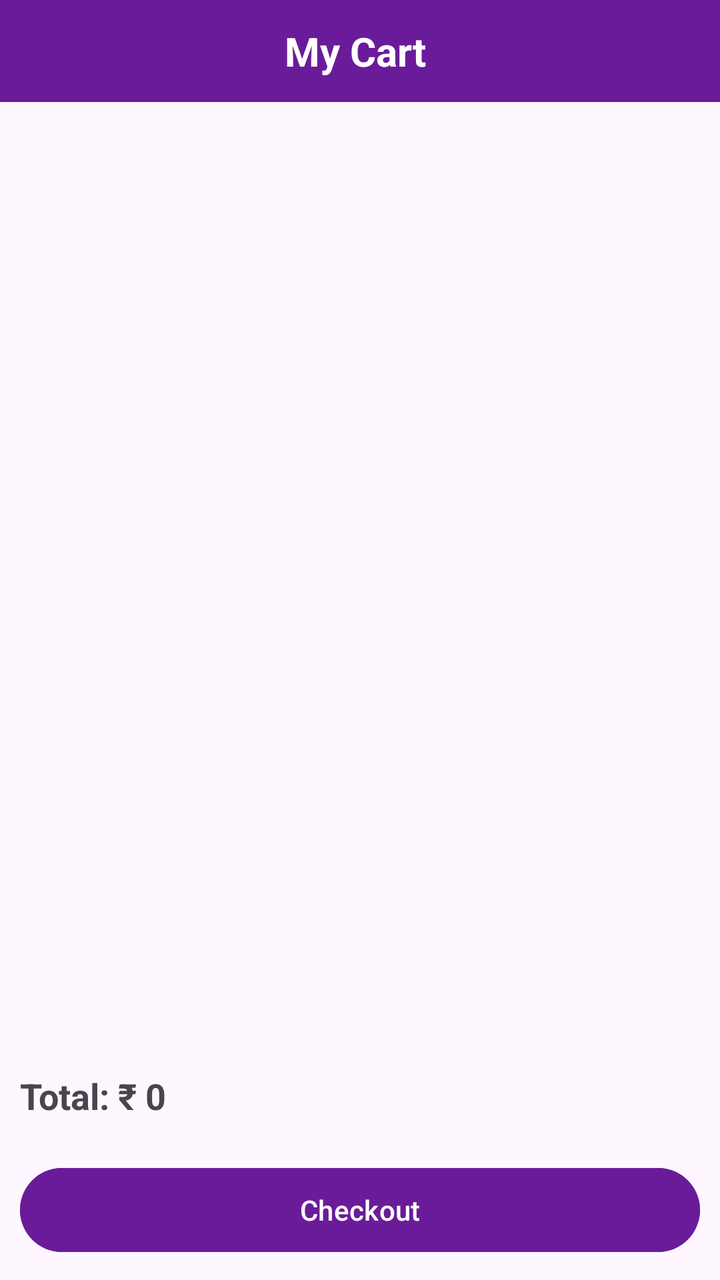
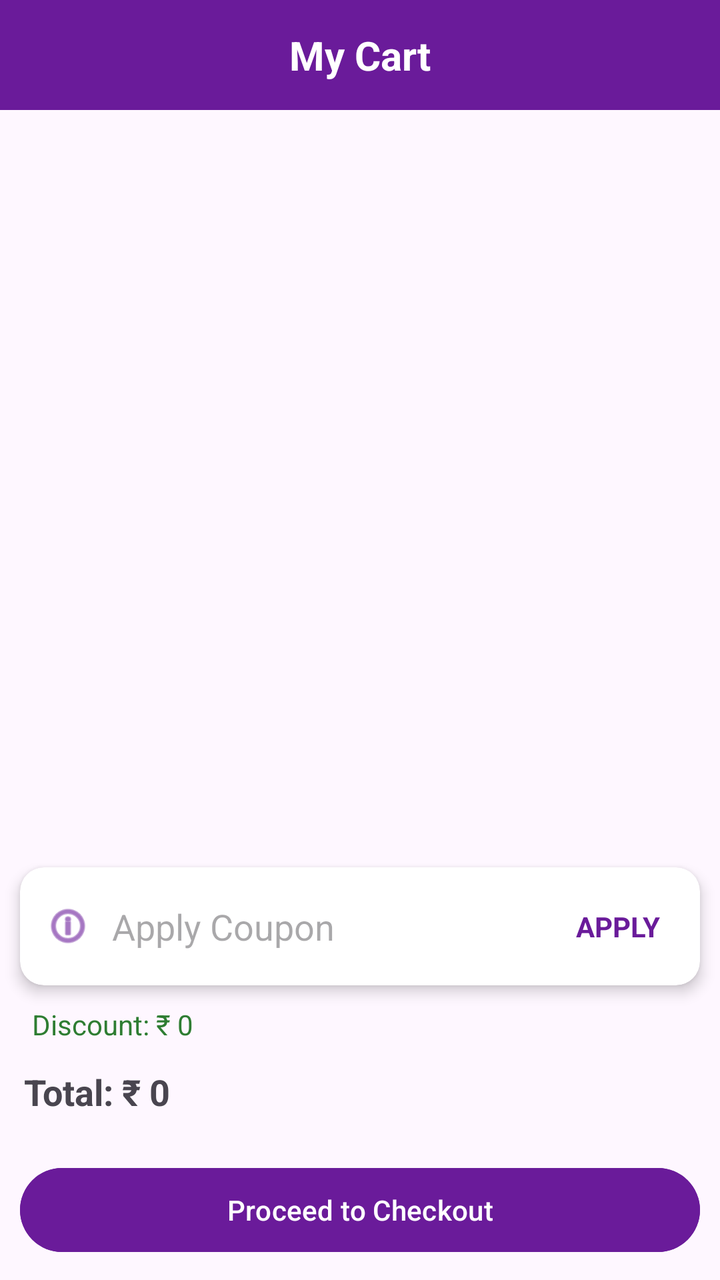

The first picture is an Android layout as it rendered before a commit; the second is the same layout after the commit. The layout source and the unified diff follow.
<!-- AndroidManifest.xml: application theme Theme.Shoppingapp -->
<!-- res/layout/activity_cart.xml -->
<LinearLayout
    xmlns:android="http://schemas.android.com/apk/res/android"
    android:layout_width="match_parent"
    android:layout_height="match_parent"
    android:orientation="vertical">

    
    <TextView
        android:layout_width="match_parent"
        android:layout_height="wrap_content"
        android:text="My Cart "
        android:textSize="20sp"
        android:textStyle="bold"
        android:gravity="center"
        android:padding="12dp"
        android:background="#6A1B9A"
        android:textColor="@android:color/white"/>

    
    <androidx.recyclerview.widget.RecyclerView
        android:id="@+id/cartRecycler"
        android:layout_width="match_parent"
        android:layout_height="0dp"
        android:layout_weight="1"
        android:padding="6dp"/>

    
    <TextView
        android:id="@+id/totalPrice"
        android:layout_width="match_parent"
        android:layout_height="wrap_content"
        android:text="Total: ₹ 0"
        android:textSize="18sp"
        android:textStyle="bold"
        android:padding="10dp"/>

    
    <Button
        android:id="@+id/checkoutBtn"
        android:layout_width="match_parent"
        android:layout_height="50dp"
        android:text="Checkout"
        android:textColor="@android:color/white"
        android:backgroundTint="#6A1B9A"
        android:layout_margin="10dp"/>

</LinearLayout>
<!-- resources referenced by this layout -->
<resources>
  <style name="Theme.Shoppingapp" parent="Base.Theme.Shoppingapp" />
  <style name="Base.Theme.Shoppingapp" parent="Theme.Material3.DayNight.NoActionBar">
          
          
      </style>
</resources>

<!-- the commit's change to res/layout/activity_cart.xml (unified diff, before → after) -->
@@ -1,5 +1,6 @@
 <LinearLayout
     xmlns:android="http://schemas.android.com/apk/res/android"
+    xmlns:app="http://schemas.android.com/apk/res-auto"
     android:layout_width="match_parent"
     android:layout_height="match_parent"
     android:orientation="vertical">
@@ -8,11 +9,11 @@
     <TextView
         android:layout_width="match_parent"
         android:layout_height="wrap_content"
-        android:text="My Cart "
+        android:text="My Cart"
         android:textSize="20sp"
         android:textStyle="bold"
         android:gravity="center"
-        android:padding="12dp"
+        android:padding="14dp"
         android:background="#6A1B9A"
         android:textColor="@android:color/white"/>
 
@@ -25,6 +26,59 @@
         android:padding="6dp"/>
 
     
+    <androidx.cardview.widget.CardView
+        android:layout_width="match_parent"
+        android:layout_height="wrap_content"
+        android:layout_margin="10dp"
+        app:cardCornerRadius="12dp"
+        app:cardElevation="4dp">
+
+        <LinearLayout
+            android:layout_width="match_parent"
+            android:layout_height="wrap_content"
+            android:padding="12dp"
+            android:orientation="horizontal"
+            android:gravity="center_vertical">
+
+            
+            <ImageView
+                android:layout_width="24dp"
+                android:layout_height="24dp"
+                android:src="@android:drawable/ic_menu_info_details"
+                android:tint="#6A1B9A"/>
+
+            
+            <EditText
+                android:id="@+id/couponInput"
+                android:layout_width="0dp"
+                android:layout_height="wrap_content"
+                android:layout_weight="1"
+                android:hint="Apply Coupon"
+                android:background="@android:color/transparent"
+                android:paddingStart="10dp"/>
+
+            
+            <TextView
+                android:id="@+id/applyCoupon"
+                android:layout_width="wrap_content"
+                android:layout_height="wrap_content"
+                android:text="APPLY"
+                android:textColor="#6A1B9A"
+                android:textStyle="bold"
+                android:padding="8dp"/>
+        </LinearLayout>
+    </androidx.cardview.widget.CardView>
+
+    
+    <TextView
+        android:id="@+id/discountText"
+        android:layout_width="wrap_content"
+        android:layout_height="wrap_content"
+        android:text="Discount: ₹ 0"
+        android:textColor="#2E7D32"
+        android:paddingStart="16dp"/>
+
+    
     <TextView
         android:id="@+id/totalPrice"
         android:layout_width="match_parent"
@@ -32,14 +86,14 @@
         android:text="Total: ₹ 0"
         android:textSize="18sp"
         android:textStyle="bold"
-        android:padding="10dp"/>
+        android:padding="12dp"/>
 
     
     <Button
         android:id="@+id/checkoutBtn"
         android:layout_width="match_parent"
         android:layout_height="50dp"
-        android:text="Checkout"
+        android:text="Proceed to Checkout"
         android:textColor="@android:color/white"
         android:backgroundTint="#6A1B9A"
         android:layout_margin="10dp"/>
